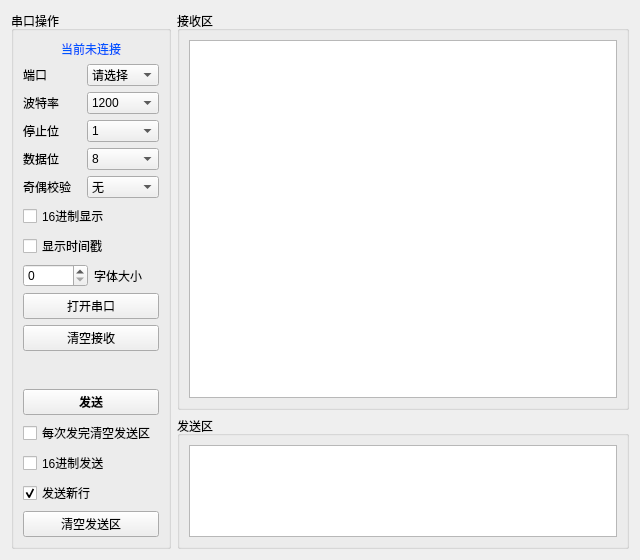
First picture: the form in QTosciloscope/widget.ui, repository BLKDASH/QtShowWave, before the edit.
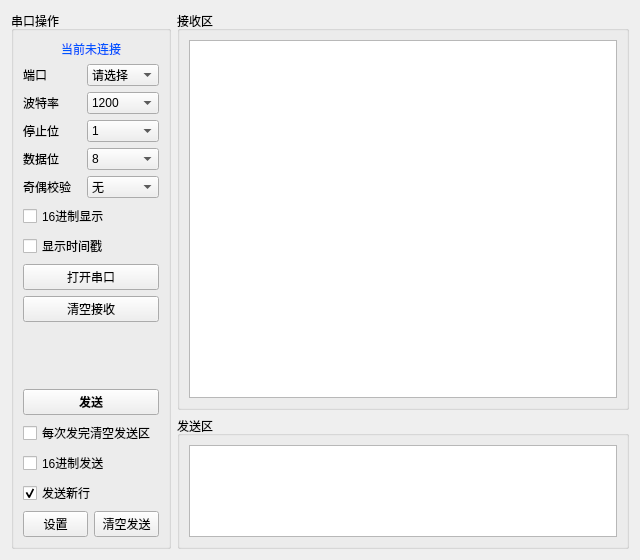
Second picture: the form after the edit. Icons and pictures are not drawn. Custom widgets are drawn as their Qt base class.

Patch:
```diff
--- a/QTosciloscope/widget.ui
+++ b/QTosciloscope/widget.ui
@@ -250,18 +250,7 @@
              </widget>
             </item>
             <item>
-             <layout class="QHBoxLayout" name="horizontalLayout_4">
-              <item>
-               <widget class="QSpinBox" name="sbFontSize"/>
-              </item>
-              <item>
-               <widget class="QLabel" name="fontSize">
-                <property name="text">
-                 <string>字体大小</string>
-                </property>
-               </widget>
-              </item>
-             </layout>
+             <layout class="QHBoxLayout" name="horizontalLayout_4"/>
             </item>
             <item>
              <widget class="QPushButton" name="open">
@@ -331,11 +320,31 @@
              </widget>
             </item>
             <item>
-             <widget class="QPushButton" name="clearSend">
-              <property name="text">
-               <string>清空发送区</string>
+             <layout class="QHBoxLayout" name="horizontalLayout_2">
+              <property name="leftMargin">
+               <number>0</number>
               </property>
-             </widget>
+              <item>
+               <widget class="QPushButton" name="openSetButton">
+                <property name="text">
+                 <string>设置</string>
+                </property>
+               </widget>
+              </item>
+              <item>
+               <widget class="QPushButton" name="clearSend">
+                <property name="minimumSize">
+                 <size>
+                  <width>0</width>
+                  <height>0</height>
+                 </size>
+                </property>
+                <property name="text">
+                 <string>清空发送</string>
+                </property>
+               </widget>
+              </item>
+             </layout>
             </item>
            </layout>
           </item>
```
